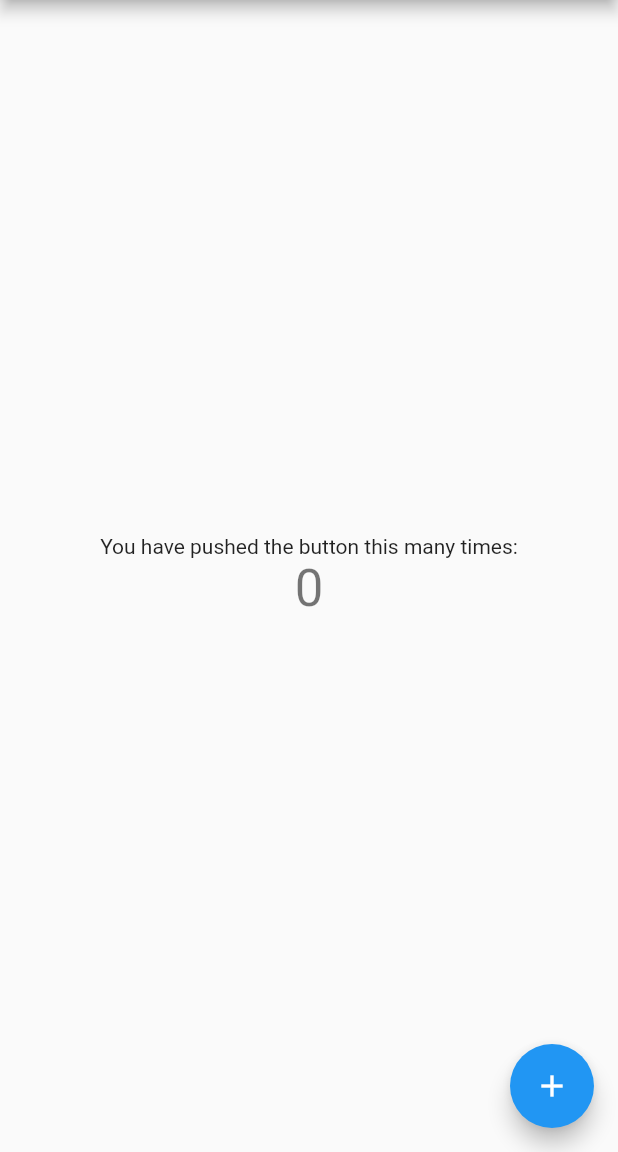
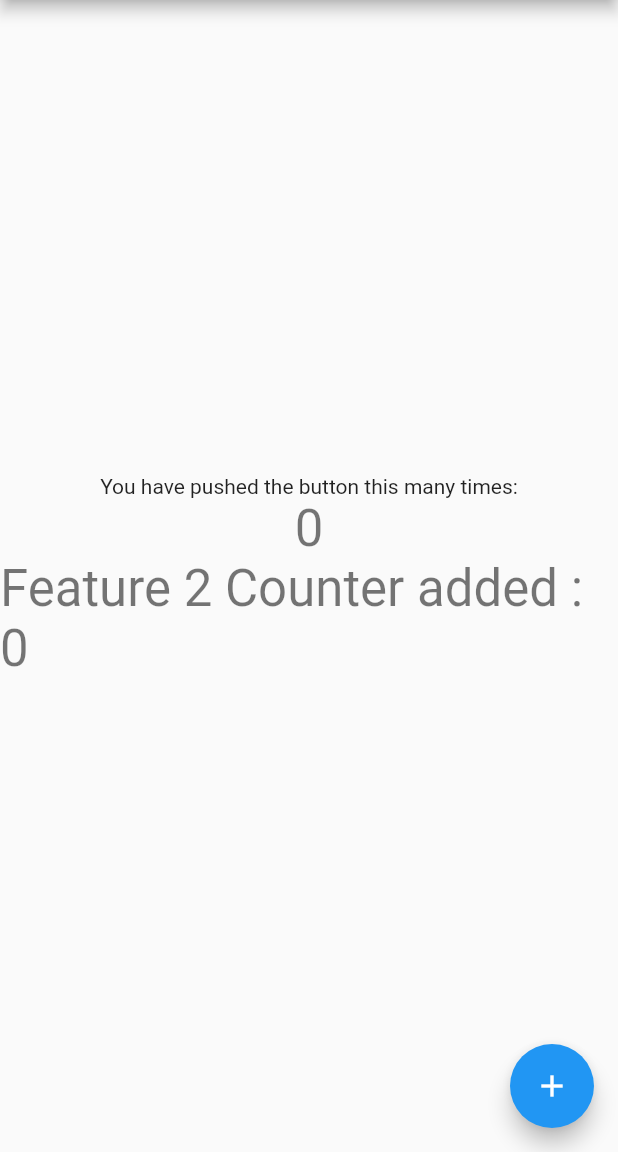
Before and after one commit to nikunjCRC/multidev, a Flutter app: the screen it shows after launch, on a phone screen of 412 x 824 dp, the part 84-1236 px from its top. Run offline on Flutter 3.47's test engine with Material 2 defaults, Android fonts, the phone set to English and light mode, and no system bars.

Commit message:
Feature-2 counter added

```diff
--- a/lib/main.dart
+++ b/lib/main.dart
@@ -102,6 +102,10 @@ class _MyHomePageState extends State<MyHomePage> {
               '$_counter',
               style: Theme.of(context).textTheme.headlineMedium,
             ),
+            Text(
+              'Feature 2 Counter added : $_counter',
+              style: Theme.of(context).textTheme.headlineMedium,
+            ),
           ],
         ),
       ),
```
